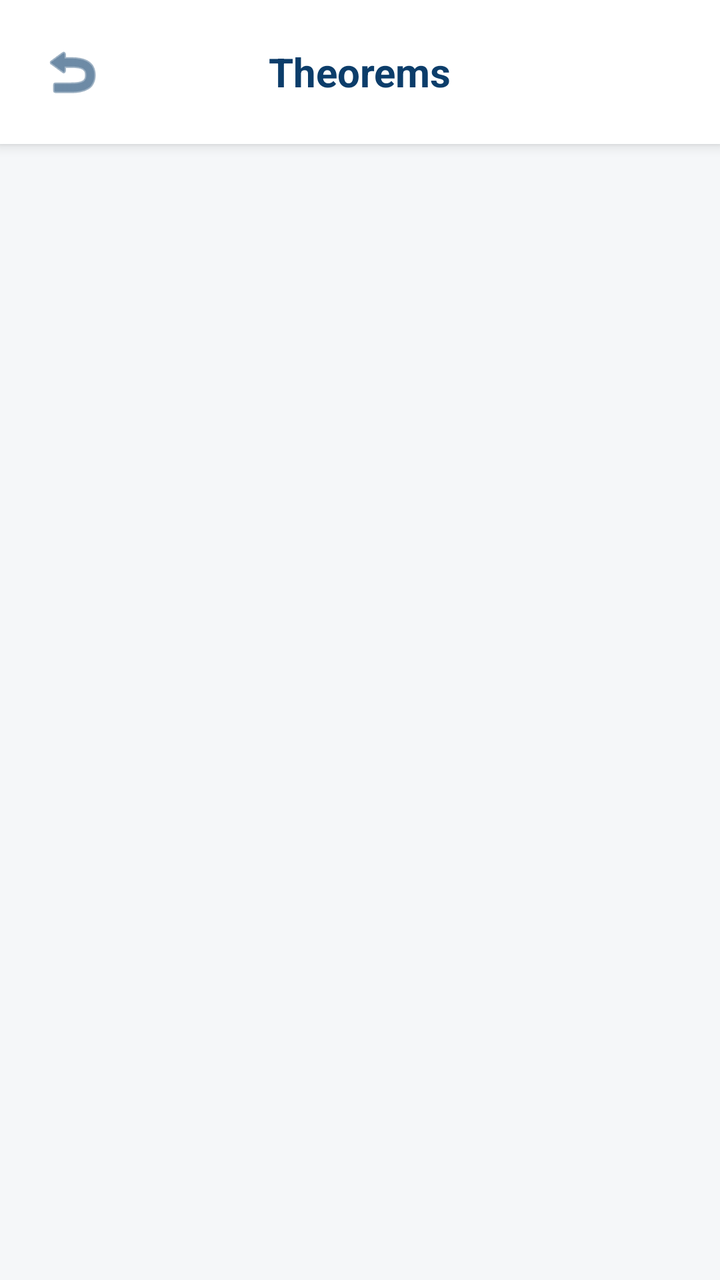
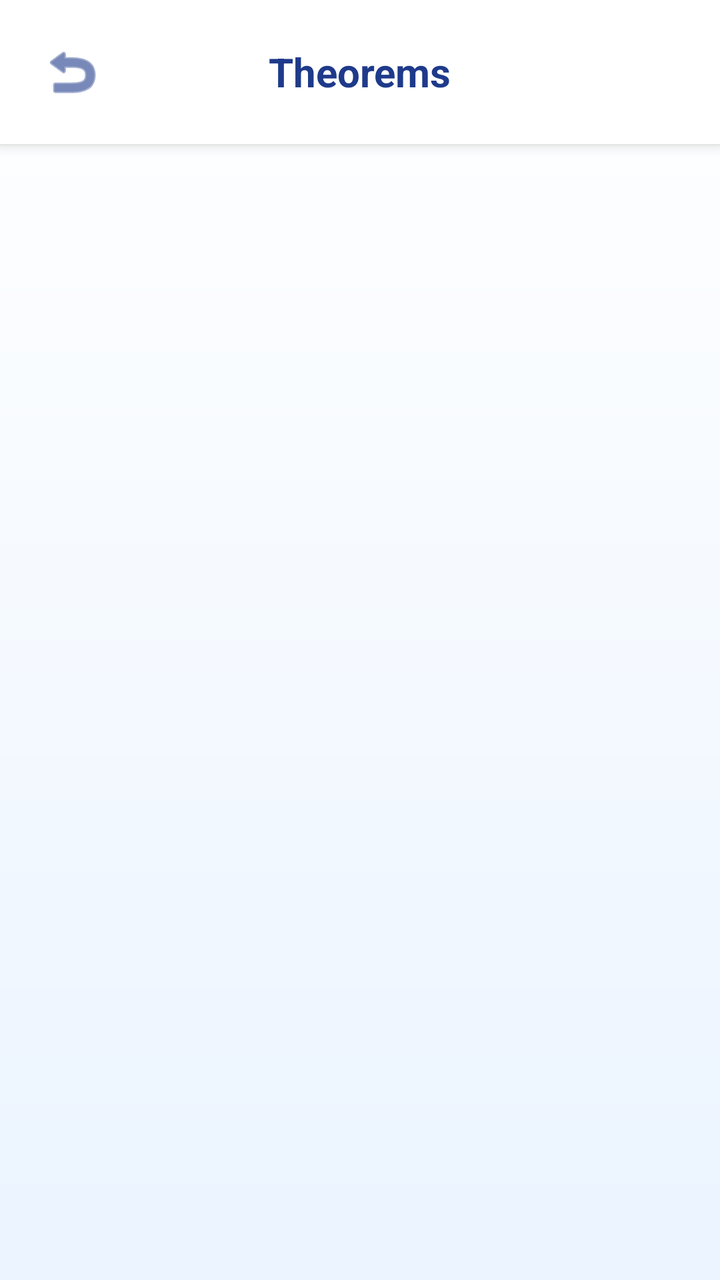

An Android layout rendered at two revisions. The XML below is the earlier revision; the diff shows what the commit changed to produce the second picture.
<!-- AndroidManifest.xml: application theme Theme.MaterialComponents.DayNight.NoActionBar -->
<!-- res/layout/activity_theorem_list.xml -->
<?xml version="1.0" encoding="utf-8"?>
<LinearLayout xmlns:android="http://schemas.android.com/apk/res/android"
    xmlns:app="http://schemas.android.com/apk/res-auto"
    android:layout_width="match_parent"
    android:layout_height="match_parent"
    android:background="#F5F7F9"
    android:orientation="vertical">

    <RelativeLayout
        android:layout_width="match_parent"
        android:layout_height="wrap_content"
        android:background="#FFFFFF"
        android:elevation="4dp"
        android:padding="16dp">

        <ImageButton
            android:id="@+id/btnBack"
            android:layout_width="40dp"
            android:layout_height="40dp"
            android:background="?attr/selectableItemBackgroundBorderless"
            android:src="@android:drawable/ic_menu_revert"
            app:tint="#0C3D6A" />

        <TextView
            android:id="@+id/tvListTitle"
            android:layout_width="wrap_content"
            android:layout_height="wrap_content"
            android:layout_centerInParent="true"
            android:text="Theorems"
            android:textColor="#0C3D6A"
            android:textSize="20sp"
            android:textStyle="bold" />
    </RelativeLayout>

    <ScrollView
        android:layout_width="match_parent"
        android:layout_height="match_parent"
        android:padding="16dp">

        <LinearLayout
            android:id="@+id/theoremListContainer"
            android:layout_width="match_parent"
            android:layout_height="wrap_content"
            android:orientation="vertical" />
    </ScrollView>
</LinearLayout>
<!-- resources referenced by this layout -->
<resources>

</resources>

<!-- the commit's change to res/layout/activity_theorem_list.xml (unified diff, before → after) -->
@@ -3,13 +3,13 @@
     xmlns:app="http://schemas.android.com/apk/res-auto"
     android:layout_width="match_parent"
     android:layout_height="match_parent"
-    android:background="#F5F7F9"
+    android:background="@drawable/bg_gradient_light"
     android:orientation="vertical">
 
     <RelativeLayout
         android:layout_width="match_parent"
         android:layout_height="wrap_content"
-        android:background="#FFFFFF"
+        android:background="@color/surface_white"
         android:elevation="4dp"
         android:padding="16dp">
 
@@ -19,7 +19,7 @@
             android:layout_height="40dp"
             android:background="?attr/selectableItemBackgroundBorderless"
             android:src="@android:drawable/ic_menu_revert"
-            app:tint="#0C3D6A" />
+            app:tint="@color/main_blue" />
 
         <TextView
             android:id="@+id/tvListTitle"
@@ -27,7 +27,7 @@
             android:layout_height="wrap_content"
             android:layout_centerInParent="true"
             android:text="Theorems"
-            android:textColor="#0C3D6A"
+            android:textColor="@color/main_blue"
             android:textSize="20sp"
             android:textStyle="bold" />
     </RelativeLayout>
<!-- resource entries referenced after the edit -->
@@ -1,5 +1,17 @@
 <!-- resources referenced by this layout -->
 <resources>
-
+  <color name="main_blue">#1E3A8A</color>
+  <color name="surface_white">#FFFFFF</color>
+  <!-- drawable bg_gradient_light (drawable) -->
+  <?xml version="1.0" encoding="utf-8"?>
+  <shape xmlns:android="http://schemas.android.com/apk/res/android">
+      
+      <gradient
+          android:startColor="@color/grad_top"
+          android:endColor="@color/grad_bottom"
+          android:angle="270" />
+  </shape>
+  <color name="grad_top">#FFFFFF</color>
+  <color name="grad_bottom">#EBF4FF</color>
 </resources>
 
